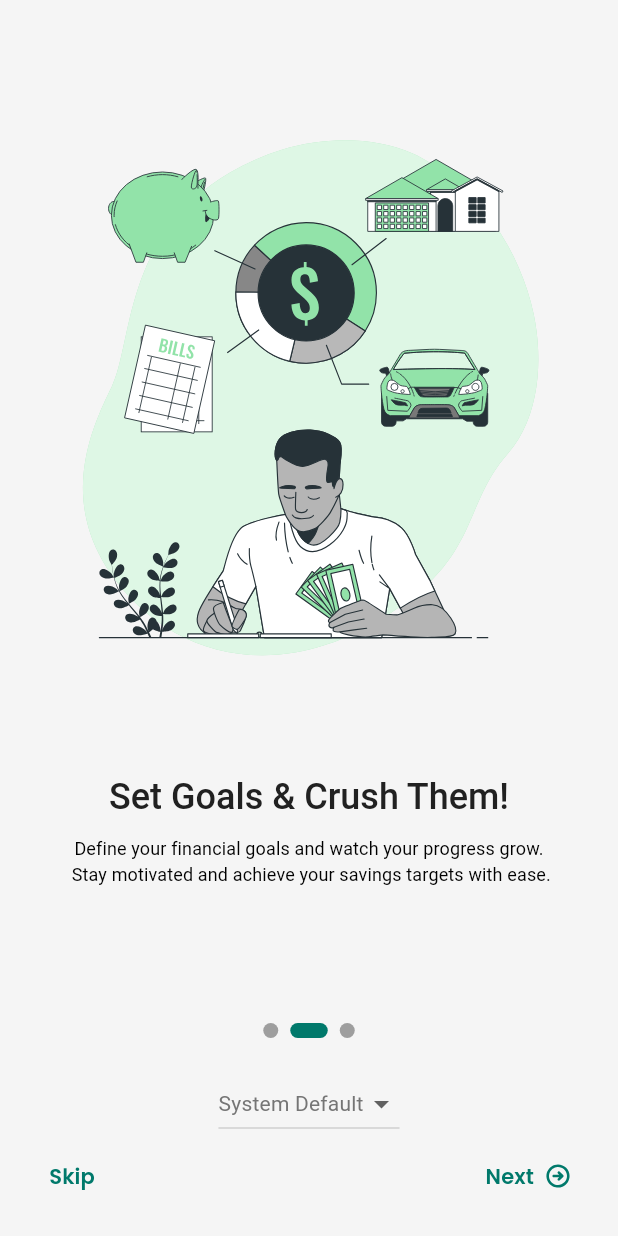
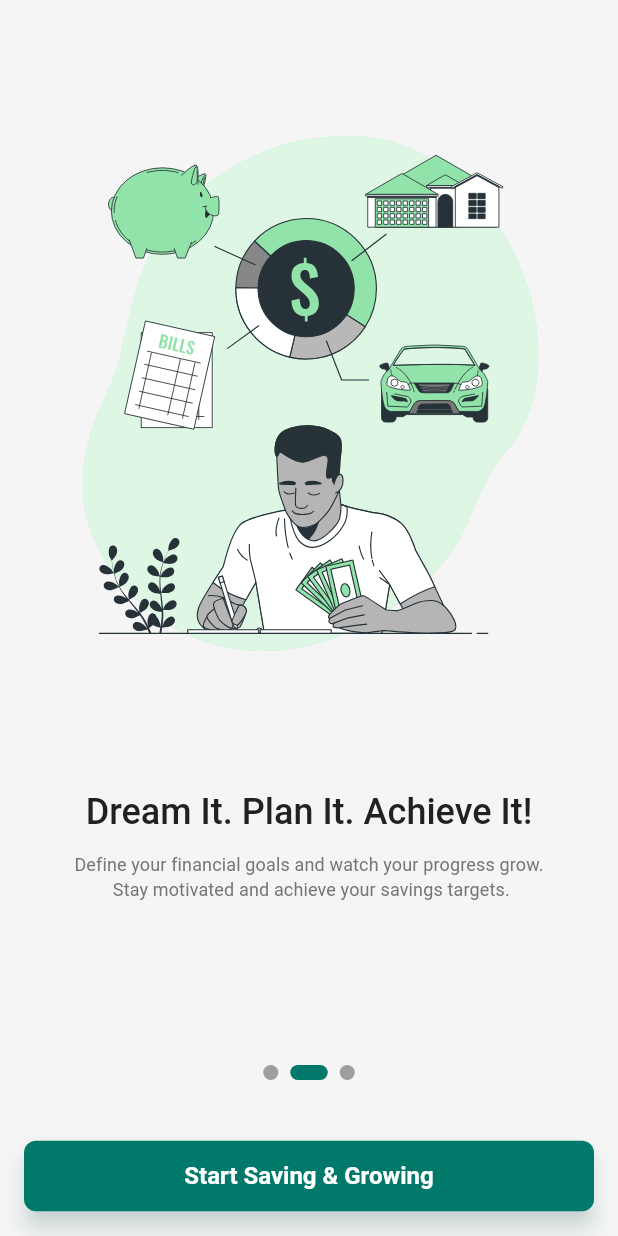
Before and after one commit to prathviksankaliya/Expense-Manager, a Flutter app: the screen it shows after launch, swiped to page 2, on a phone screen of 412 x 824 dp. Run offline on Flutter 3.47's test engine with Material 3 defaults, Android fonts, the phone set to English and light mode, and no system bars; our stand-ins replace bloc, flutter_bloc, flutter_svg, fluttertoast, lottie, shared_preferences and 1 more.

Commit message:
onboarding screen done and bottom nav countine

```diff
--- a/lib/app.dart
+++ b/lib/app.dart
@@ -16,7 +16,6 @@ class MyApp extends StatelessWidget {
         return MaterialApp(
           title: 'Expense Manager',
           debugShowCheckedModeBanner: false,
-          // routes: AppRoutes.appRoutes,
           onGenerateRoute: AppRoutes.generateRoute,
           initialRoute: AppRoutes.splash,
           theme: AppTheme.lightTheme,
--- a/lib/app/core/theme/app_button_theme.dart
+++ b/lib/app/core/theme/app_button_theme.dart
@@ -5,13 +5,14 @@ class AppButtonTheme {
   /// Light Theme Button Style
   static final ElevatedButtonThemeData lightButtonTheme = ElevatedButtonThemeData(
     style: ElevatedButton.styleFrom(
-      backgroundColor: Colors.white, // Teal
-      foregroundColor: AppColors.primary, // Text color
+      backgroundColor: AppColors.primary, // Teal
+      foregroundColor: Colors.white, // Text color
       padding: const EdgeInsets.symmetric(vertical: 14, horizontal: 20),
       shape: RoundedRectangleBorder(
         borderRadius: BorderRadius.circular(8), // Rounded corners
       ),
-      elevation: 2, // Light shadow
+      elevation: 6, // Increased shadow depth
+      shadowColor: AppColors.primary.withOpacity(0.4), // Soft teal shadow
       textStyle: const TextStyle(fontSize: 16, fontWeight: FontWeight.w600),
     ),
   );
@@ -25,7 +26,8 @@ class AppButtonTheme {
       shape: RoundedRectangleBorder(
         borderRadius: BorderRadius.circular(8),
       ),
-      elevation: 2, // Light shadow
+      elevation: 6, // Increased shadow depth
+      shadowColor: Colors.black.withOpacity(0.3), // Softer black shadow for contrast
       textStyle: const TextStyle(fontSize: 16, fontWeight: FontWeight.w600),
     ),
   );
--- a/lib/app/core/theme/app_text_theme.dart
+++ b/lib/app/core/theme/app_text_theme.dart
@@ -14,7 +14,7 @@ class AppTextTheme {
 
     titleLarge: TextStyle(fontSize: 16, fontWeight: FontWeight.w500, color: AppColors.textPrimaryLight),
     titleMedium: TextStyle(fontSize: 14, fontWeight: FontWeight.w400, color: AppColors.textSecondaryLight),
-    titleSmall: TextStyle(fontSize: 12, fontWeight: FontWeight.w400, color: Colors.black),
+    titleSmall: TextStyle(fontSize: 12, fontWeight: FontWeight.w400, color: AppColors.textSecondaryLight),
 
     bodyLarge: TextStyle(fontSize: 16, fontWeight: FontWeight.w400, color: AppColors.textPrimaryLight),
     bodyMedium: TextStyle(fontSize: 14, fontWeight: FontWeight.w400, color: AppColors.textSecondaryLight),
@@ -36,7 +36,7 @@ class AppTextTheme {
 
     titleLarge: TextStyle(fontSize: 16, fontWeight: FontWeight.w500, color: AppColors.textPrimaryDark),
     titleMedium: TextStyle(fontSize: 14, fontWeight: FontWeight.w400, color: AppColors.textSecondaryDark),
-    titleSmall: TextStyle(fontSize: 12, fontWeight: FontWeight.w400, color: Colors.white),
+    titleSmall: TextStyle(fontSize: 12, fontWeight: FontWeight.w400, color:AppColors.textSecondaryDark),
 
     bodyLarge: TextStyle(fontSize: 16, fontWeight: FontWeight.w400, color: AppColors.textPrimaryDark),
     bodyMedium: TextStyle(fontSize: 14, fontWeight: FontWeight.w400, color: AppColors.textSecondaryDark),
--- a/lib/app/core/theme/app_theme.dart
+++ b/lib/app/core/theme/app_theme.dart
@@ -5,7 +5,6 @@ import 'package:flutter/material.dart';
 import '../utils/app_colors.dart';
 
 class AppTheme {
-
   // Light Theme
   static ThemeData lightTheme = ThemeData(
     brightness: Brightness.light,
@@ -15,6 +14,16 @@ class AppTheme {
     textTheme: AppTextTheme.lightTextTheme,
     elevatedButtonTheme: AppButtonTheme.lightButtonTheme,
     inputDecorationTheme: AppTextFieldTheme.lightInputDecorationTheme,
+    bottomNavigationBarTheme: BottomNavigationBarThemeData(
+      backgroundColor: AppColors.surfaceLight,
+      elevation: 10,
+      selectedItemColor: AppColors.primary
+    ),
+    bottomAppBarTheme: BottomAppBarTheme(
+      color: AppColors.surfaceLight,
+      padding: EdgeInsets.zero,
+      elevation: 10,
+    ),
   );
 
   // Dark Theme
@@ -25,5 +34,16 @@ class AppTheme {
     cardColor: AppColors.surfaceDark,
     textTheme: AppTextTheme.darkTextTheme,
     elevatedButtonTheme: AppButtonTheme.darkButtonTheme,
-      inputDecorationTheme: AppTextFieldTheme.darkInputDecorationTheme);
+    inputDecorationTheme: AppTextFieldTheme.darkInputDecorationTheme,
+    bottomNavigationBarTheme: BottomNavigationBarThemeData(
+      backgroundColor: AppColors.surfaceDark,
+      elevation: 10,
+      selectedItemColor: AppColors.primaryDark
+    ),
+    bottomAppBarTheme: BottomAppBarTheme(
+      color: AppColors.surfaceDark,
+      padding: EdgeInsets.zero,
+      elevation: 10,
+    ),
+  );
 }
--- a/lib/app/core/utils/app_strings.dart
+++ b/lib/app/core/utils/app_strings.dart
@@ -1,10 +1,19 @@
 class AppStrings{
   static const String appName = "Money Manager";
+
+  /// onboarding screen items
   static const String pageOneTitle = "Shape Your Financial Destiny";
   static const String pageOneTagline = "Track every rupee and master your spending habits. \n Stay organized and make smarter financial decisions";
-  static const String pageTwoTitle = "Set Goals & Crush Them!";
-  static const String pageTwoTagline = "Define your financial goals and watch your progress grow. \n Stay motivated and achieve your savings targets with ease.";
+  static const String pageTwoTitle = "Dream It. Plan It. Achieve It!";
+  static const String pageTwoTagline = "Define your financial goals and watch your progress grow. \n Stay motivated and achieve your savings targets.";
   static const String pageThreeTitle = "Smart Insights, Better Decisions";
   static const String pageThreeTagline = "Understand where your money goes with powerful charts. \n Analyze expenses and plan a better financial future.";
+
+  /// app strings
+  static const String skip = "Skip";
+  static const String letsGo = "Start Saving & Growing";
+  static const String next = "Next";
+
+  /// lottie animation json paths
   static const String logoAnimation = "assets/lottie/money_lottie.json";
 }
--- /dev/null
+++ b/lib/app/features/dashboard_screen/cubit/dashboard_cubit.dart
@@ -0,0 +1,8 @@
+import 'package:bloc/bloc.dart';
+import 'package:meta/meta.dart';
+
+part 'dashboard_state.dart';
+
+class DashboardCubit extends Cubit<DashboardState> {
+  DashboardCubit() : super(DashboardInitial());
+}
--- /dev/null
+++ b/lib/app/features/dashboard_screen/cubit/dashboard_state.dart
@@ -0,0 +1,6 @@
+part of 'dashboard_cubit.dart';
+
+@immutable
+sealed class DashboardState {}
+
+final class DashboardInitial extends DashboardState {}
--- a/lib/app/features/onboarding_screen/bloc/onboarding_bloc.dart
+++ /dev/null
@@ -1,16 +0,0 @@
-import 'package:bloc/bloc.dart';
-import 'package:meta/meta.dart';
-
-import '../../../core/enums/app_enums.dart';
-
-part 'onboarding_event.dart';
-part 'onboarding_state.dart';
-
-class OnboardingBloc extends Bloc<OnboardingEvent, OnboardingState> {
-  OnboardingBloc() : super(OnboardingState.initial()) {
-    on<SwipePageEvent>((event, emit) {
-      state.currentPageIndex = event.pageIndex;
-      emit(state.copy());
-    });
-  }
-}
--- a/lib/app/features/onboarding_screen/bloc/onboarding_event.dart
+++ /dev/null
@@ -1,10 +0,0 @@
-part of 'onboarding_bloc.dart';
-
-@immutable
-sealed class OnboardingEvent {}
-
-final class SwipePageEvent extends OnboardingEvent {
-  final int pageIndex;
-
-  SwipePageEvent(this.pageIndex);
-}
--- a/lib/app/features/onboarding_screen/bloc/onboarding_state.dart
+++ /dev/null
@@ -1,28 +0,0 @@
-part of 'onboarding_bloc.dart';
-
-class OnboardingState {
-  ActiveStatus activeStatus;
-  String? errorMessage;
-  bool isLoading;
-  int currentPageIndex;
-
-  OnboardingState({
-    required this.activeStatus,
-    this.isLoading = false,
-    this.errorMessage,
-    required this.currentPageIndex,
-  });
-
-  static OnboardingState initial() => OnboardingState(
-        activeStatus: ActiveStatus.loaded,
-        currentPageIndex: 0,
-      );
-
-  OnboardingState copy() {
-    return OnboardingState(
-      activeStatus: activeStatus,
-      isLoading: isLoading,
-      currentPageIndex: currentPageIndex,
-    );
-  }
-}
--- /dev/null
+++ b/lib/app/features/onboarding_screen/cubit/onboarding_cubit.dart
@@ -0,0 +1,11 @@
+import 'package:bloc/bloc.dart';
+part 'onboarding_state.dart';
+
+class OnboardingCubit extends Cubit<OnboardingState> {
+  OnboardingCubit() : super(OnboardingState.initial());
+
+  void swipePage(int pageIndex) {
+    state.currentPageIndex = pageIndex;
+    emit(state.copy());
+  }
+}
--- /dev/null
+++ b/lib/app/features/onboarding_screen/cubit/onboarding_state.dart
@@ -0,0 +1,13 @@
+part of 'onboarding_cubit.dart';
+
+class OnboardingState {
+  int currentPageIndex;
+
+  OnboardingState({required this.currentPageIndex});
+
+  static OnboardingState initial() => OnboardingState(currentPageIndex: 0);
+
+  OnboardingState copy() {
+    return OnboardingState(currentPageIndex: currentPageIndex);
+  }
+}
--- a/lib/app/features/onboarding_screen/view/onboarding_screen.dart
+++ b/lib/app/features/onboarding_screen/view/onboarding_screen.dart
@@ -1,14 +1,13 @@
 import 'package:expense_manager/app/core/utils/app_colors.dart';
-import 'package:expense_manager/app/core/utils/app_fonts.dart';
-import 'package:expense_manager/app/data/common/bloc/theme_bloc/theme_bloc.dart';
+import 'package:expense_manager/app/core/utils/app_strings.dart';
 import 'package:expense_manager/app/data/provider/data_provider.dart';
+import 'package:expense_manager/app/features/onboarding_screen/cubit/onboarding_cubit.dart';
 import 'package:expense_manager/app/features/onboarding_screen/models/onboarding_model.dart';
 import 'package:expense_manager/app/features/onboarding_screen/widgets/dot_indicators.dart';
-import 'package:expense_manager/gen/assets.gen.dart';
+import 'package:expense_manager/app/routes/app_routes.dart';
 import 'package:flutter/material.dart';
 import 'package:flutter_bloc/flutter_bloc.dart';
 import 'package:flutter_svg/flutter_svg.dart';
-import '../bloc/onboarding_bloc.dart';
 
 class OnboardingScreen extends StatelessWidget {
   const OnboardingScreen({super.key});
@@ -25,16 +24,19 @@ class OnboardingScreen extends StatelessWidget {
               Expanded(
                   child: PageView.builder(
                 onPageChanged: (value) {
-                  context.read<OnboardingBloc>().add(SwipePageEvent(value));
+                  context.read<OnboardingCubit>().swipePage(value);
                 },
                 physics: BouncingScrollPhysics(),
                 itemCount: DataProvider.onBoardingPageList.length,
-                itemBuilder: (context, index) {
+                itemBuilder: (pageContext, index) {
                   OnboardingModel model = DataProvider.onBoardingPageList[index];
                   return _onBoardingPage(context, model);
                 },
               )),
-              BlocBuilder<OnboardingBloc, OnboardingState>(
+              SizedBox(
+                height: 30,
+              ),
+              BlocBuilder<OnboardingCubit, OnboardingState>(
                 builder: (context, state) {
                   return DotIndicator(
                     count: DataProvider.onBoardingPageList.length,
@@ -44,58 +46,14 @@ class OnboardingScreen extends StatelessWidget {
                 },
               ),
               SizedBox(
-                height: 20,
+                height: 40,
               ),
-              DropdownButton<ThemeMode>(
-                value: context.watch<ThemeBloc>().state,
-                onChanged: (newTheme) {
-                  if (newTheme != null) {
-                    context.read<ThemeBloc>().add(ChangeTheme(newTheme));
-                  }
-                },
-                items: const [
-                  DropdownMenuItem(
-                    value: ThemeMode.system,
-                    child: Text("System Default"),
-                  ),
-                  DropdownMenuItem(
-                    value: ThemeMode.light,
-                    child: Text("Light Mode"),
-                  ),
-                  DropdownMenuItem(
-                    value: ThemeMode.dark,
-                    child: Text("Dark Mode"),
-                  ),
-                ],
-              ),
-              Row(
-                mainAxisAlignment: MainAxisAlignment.spaceBetween,
-                children: [
-                  TextButton(
-                      onPressed: () {},
-                      child: Text(
-                        "Skip",
-                        style: AppFonts.semiBold(color: AppColors.primary),
-                      )),
-                  TextButton.icon(
-                    icon: Assets.icons.rightArrowOutline.svg(
-                        width: 16,
-                        height: 16,
-                        colorFilter: ColorFilter.mode(
-                          AppColors.primary,
-                          BlendMode.srcIn,
-                        )),
-                    iconAlignment: IconAlignment.end,
-                    onPressed: () {},
-                    style: ButtonStyle(
-                        shape: WidgetStatePropertyAll(RoundedRectangleBorder(borderRadius: BorderRadius.circular(12))), padding: WidgetStatePropertyAll(EdgeInsets.symmetric(horizontal: 16))),
-                    label: Text(
-                      "Next",
-                      style: AppFonts.semiBold(color: AppColors.primary),
-                    ),
-                  )
-                ],
-              )
+              SizedBox(
+                  width: double.infinity,
+                  child: ElevatedButton(
+                    onPressed: () => Navigator.pushReplacementNamed(context, AppRoutes.dashboardScreen),
+                    child: Text(AppStrings.letsGo),
+                  )),
             ],
           ),
         ),
@@ -105,7 +63,11 @@ class OnboardingScreen extends StatelessWidget {
 
   Widget _onBoardingPage(BuildContext context, OnboardingModel model) => Column(
         children: [
-          SvgPicture.asset(model.svgPath),
+          SvgPicture.asset(
+            model.svgPath,
+            height: MediaQuery.sizeOf(context).height * .6,
+          ),
+          SizedBox(height: 16),
           Text(
             model.title,
             style: Theme.of(context).textTheme.displaySmall,
--- a/lib/app/features/splash_screen/view/splash_screen.dart
+++ b/lib/app/features/splash_screen/view/splash_screen.dart
@@ -14,7 +14,7 @@ class _SplashScreenState extends State<SplashScreen> {
   @override
   void initState() {
     super.initState();
-    Future.delayed(Duration(seconds: 3), () => Navigator.pushReplacementNamed(context, AppRoutes.onBoardingScreen));
+    Future.delayed(Duration(milliseconds: 3500), () => Navigator.pushReplacementNamed(context, AppRoutes.onBoardingScreen));
   }
 
   @override
--- a/lib/app/routes/app_routes.dart
+++ b/lib/app/routes/app_routes.dart
@@ -1,33 +1,39 @@
+import 'package:expense_manager/app/features/dashboard_screen/cubit/dashboard_cubit.dart';
+import 'package:expense_manager/app/features/dashboard_screen/view/dashboard_screen.dart';
+import 'package:expense_manager/app/features/onboarding_screen/cubit/onboarding_cubit.dart';
+import 'package:flutter/cupertino.dart';
 import 'package:flutter/material.dart';
 import 'package:flutter_bloc/flutter_bloc.dart';
-
-import '../data/common/bloc/theme_bloc/theme_bloc.dart';
-import '../features/onboarding_screen/bloc/onboarding_bloc.dart';
 import '../features/onboarding_screen/view/onboarding_screen.dart';
 import '../features/splash_screen/view/splash_screen.dart';
 
 class AppRoutes {
   static const String splash = "/";
   static const String onBoardingScreen = "/onboarding";
+  static const String dashboardScreen = "/dashboard";
 
   static Route<dynamic> generateRoute(RouteSettings settings) {
     switch (settings.name) {
       case splash:
-        return MaterialPageRoute(builder: (_) => const SplashScreen());
+        return CupertinoPageRoute(builder: (_) => const SplashScreen());
 
       case onBoardingScreen:
-        return MaterialPageRoute(
-          builder: (context) => MultiBlocProvider(
-            providers: [
-              BlocProvider(create: (context) => OnboardingBloc()),
-              BlocProvider.value(value: context.read<ThemeBloc>()),
-            ],
-            child: const OnboardingScreen(),
+        return CupertinoPageRoute(
+          builder: (context) => BlocProvider(
+            create: (context) => OnboardingCubit(),
+            child: OnboardingScreen(),
+          ),
+        );
+      case dashboardScreen:
+        return CupertinoPageRoute(
+          builder: (context) => BlocProvider(
+            create: (context) => DashboardCubit(),
+            child: DashboardScreen(),
           ),
         );
 
       default:
-        return MaterialPageRoute(
+        return CupertinoPageRoute(
           builder: (_) => SplashScreen(),
         );
     }
```
Also changed, not shown: lib/app/features/dashboard_screen/view/dashboard_screen.dart (added, +55 -0 lines), 3 other files. Lines whose indentation alone changed are shown as unchanged.
